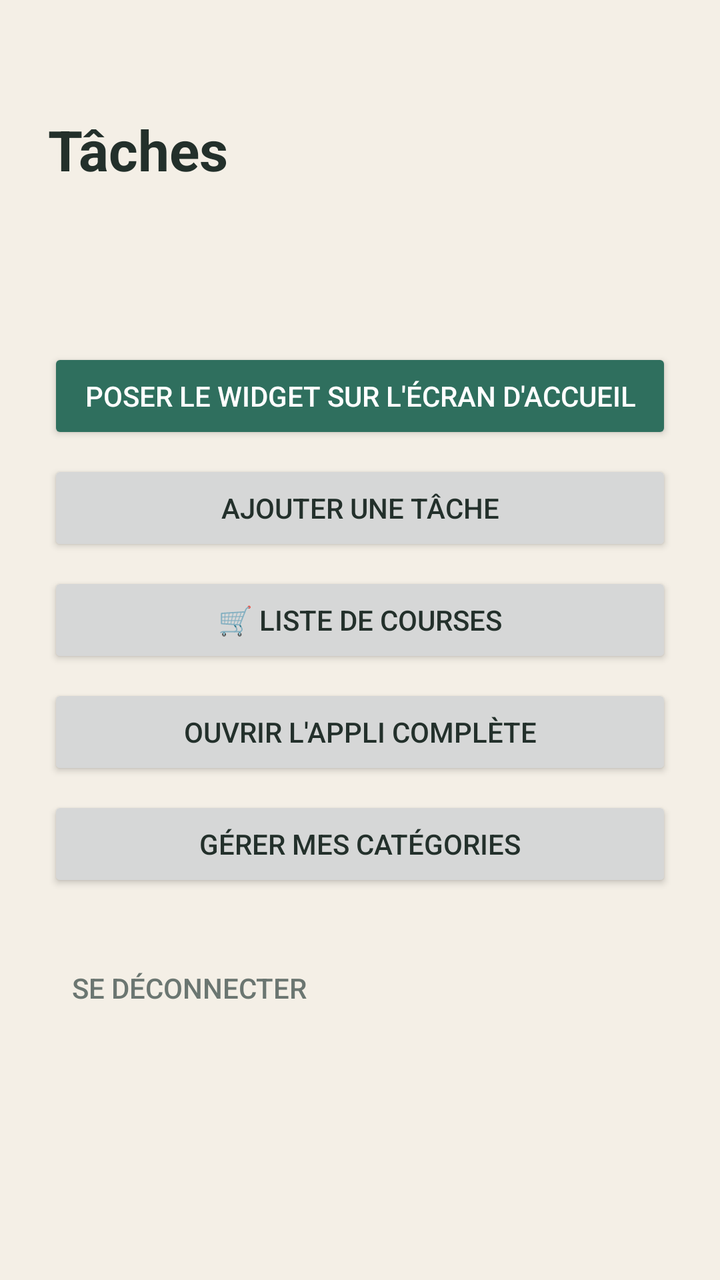
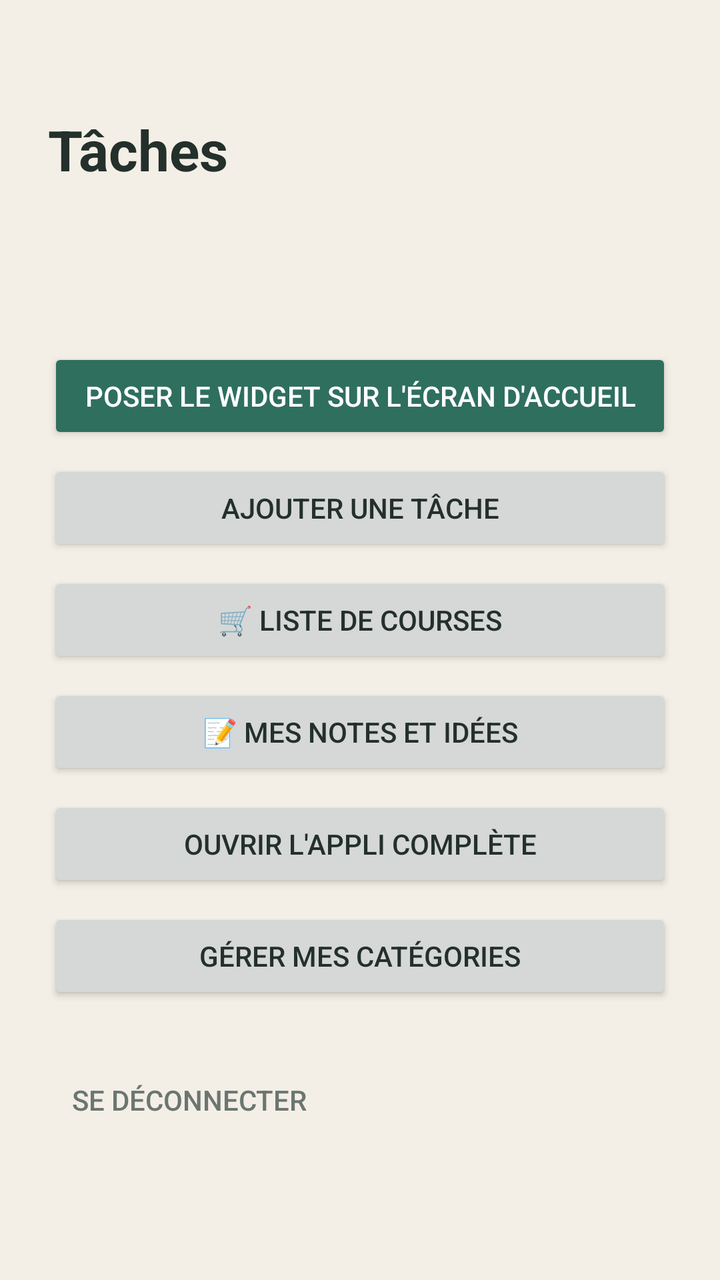

The first picture is an Android layout as it rendered before a commit; the second is the same layout after the commit. The layout source and the unified diff follow.
<!-- AndroidManifest.xml: application theme Theme.Taches -->
<!-- res/layout/ecran_principal.xml -->
<?xml version="1.0" encoding="utf-8"?>
<ScrollView xmlns:android="http://schemas.android.com/apk/res/android"
    android:layout_width="match_parent"
    android:layout_height="match_parent"
    android:fitsSystemWindows="true">

    <LinearLayout
        android:layout_width="match_parent"
        android:layout_height="wrap_content"
        android:orientation="vertical"
        android:padding="24dp">

        <TextView
            android:layout_width="wrap_content"
            android:layout_height="wrap_content"
            android:layout_marginTop="32dp"
            android:text="@string/app_name"
            android:textColor="@color/texte"
            android:textSize="28sp"
            android:textStyle="bold" />

        <TextView
            android:id="@+id/compte"
            android:layout_width="match_parent"
            android:layout_height="wrap_content"
            android:layout_marginTop="4dp"
            android:textColor="@color/discret" />

        <TextView
            android:id="@+id/aide"
            android:layout_width="match_parent"
            android:layout_height="wrap_content"
            android:layout_marginTop="20dp"
            android:textColor="@color/texte"
            android:textSize="16sp" />

        <Button
            android:id="@+id/btn_poser"
            android:layout_width="match_parent"
            android:layout_height="wrap_content"
            android:layout_marginTop="16dp"
            android:backgroundTint="@color/accent"
            android:text="Poser le widget sur l'écran d'accueil"
            android:textColor="@color/accent_texte" />

        <Button
            android:id="@+id/btn_ajouter"
            android:layout_width="match_parent"
            android:layout_height="wrap_content"
            android:layout_marginTop="8dp"
            android:text="Ajouter une tâche" />

        <Button
            android:id="@+id/btn_courses"
            android:layout_width="match_parent"
            android:layout_height="wrap_content"
            android:layout_marginTop="8dp"
            android:text="🛒 Liste de courses" />

        <Button
            android:id="@+id/btn_appli"
            android:layout_width="match_parent"
            android:layout_height="wrap_content"
            android:layout_marginTop="8dp"
            android:text="Ouvrir l'appli complète" />

        <Button
            android:id="@+id/btn_categories"
            android:layout_width="match_parent"
            android:layout_height="wrap_content"
            android:layout_marginTop="8dp"
            android:text="Gérer mes catégories" />

        <Button
            android:id="@+id/btn_deconnexion"
            style="?android:attr/borderlessButtonStyle"
            android:layout_width="wrap_content"
            android:layout_height="wrap_content"
            android:layout_marginTop="24dp"
            android:text="Se déconnecter"
            android:textColor="@color/discret" />
    </LinearLayout>
</ScrollView>
<!-- resources referenced by this layout -->
<resources>
  <color name="accent">#2F6F5E</color>
  <color name="accent_texte">#FFFFFF</color>
  <color name="discret">#6B7671</color>
  <color name="texte">#23302B</color>
  <string name="app_name">Tâches</string>
  <style name="Theme.Taches" parent="@android:style/Theme.Material.Light.NoActionBar">
          <item name="android:colorPrimary">@color/accent</item>
          <item name="android:colorAccent">@color/accent</item>
          <item name="android:statusBarColor">@color/fond</item>
          <item name="android:windowLightStatusBar">true</item>
          <item name="android:windowBackground">@color/fond</item>
          <item name="android:textColorPrimary">@color/texte</item>
      </style>
  <color name="fond">#F4EFE6</color>
</resources>

<!-- the commit's change to res/layout/ecran_principal.xml (unified diff, before → after) -->
@@ -58,6 +58,13 @@
             android:text="🛒 Liste de courses" />
 
         <Button
+            android:id="@+id/btn_notes"
+            android:layout_width="match_parent"
+            android:layout_height="wrap_content"
+            android:layout_marginTop="8dp"
+            android:text="📝 Mes notes et idées" />
+
+        <Button
             android:id="@+id/btn_appli"
             android:layout_width="match_parent"
             android:layout_height="wrap_content"
